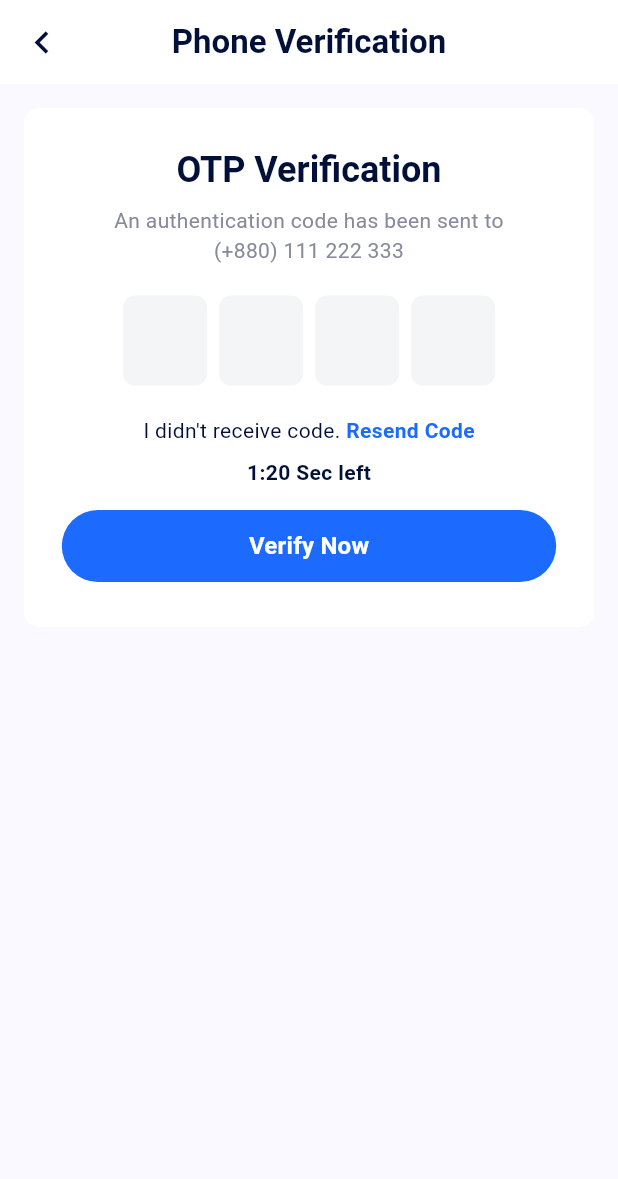
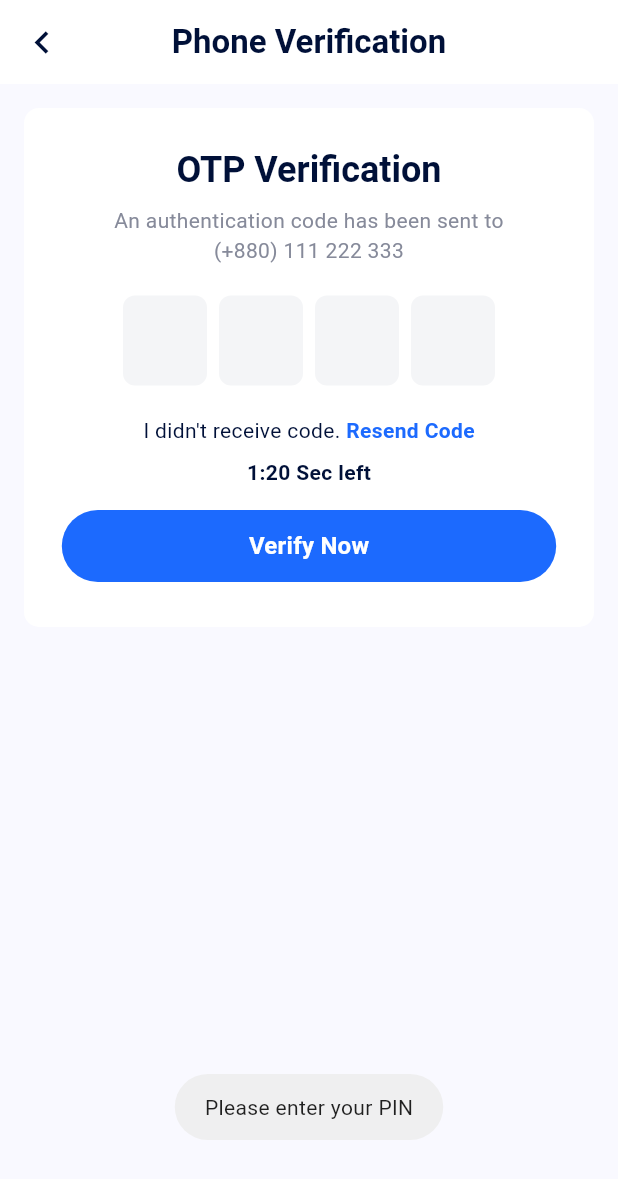
Before and after one commit to rishiakbari/NPC, a Flutter app: the OtpScreen screen opened by its route, after a tap on "Verify Now", on a phone screen of 412 x 824 dp. Shown: the top 1179 px of the screen. Run offline on Flutter 3.47's test engine with Material 3 defaults, Android fonts, the phone set to English and light mode, and no system bars; drawn by our look-alikes of pinput; our stand-ins replace convex_bottom_bar, country_code_picker, flutter_svg, fluttertoast, get, google_fonts and 3 more; accounts and stored records are empty.

Commit message:
minor changes

```diff
--- a/lib/screens/bottom_navigation_screen.dart
+++ b/lib/screens/bottom_navigation_screen.dart
@@ -1,5 +1,3 @@
-import 'dart:ffi';
-
 import 'package:convex_bottom_bar/convex_bottom_bar.dart';
 import 'package:flutter/material.dart';
 import 'package:get/get.dart';
--- a/lib/screens/change_password_screen.dart
+++ b/lib/screens/change_password_screen.dart
@@ -1,6 +1,7 @@
 import 'package:flutter/material.dart';
 import 'package:fluttertoast/fluttertoast.dart';
 import 'package:get/get.dart';
+import 'package:npc/screens/sign_up_user_screen.dart';
 import 'package:npc/widgets/custom_app_bar.dart';
 import 'package:npc/widgets/custom_rounded_button.dart';
 import 'package:npc/widgets/custom_single_child_scroll_view.dart';
@@ -107,11 +108,10 @@ class _ChangePasswordScreenState extends State<ChangePasswordScreen> {
                           if(oldPassword.text.isEmpty || password.text.isEmpty || confirmPassword.text.isEmpty){
                             Fluttertoast.showToast(
                               msg: "Please enter your password",
-                              gravity: ToastGravity.CENTER
                             );
                           }
                           else{
-                            Navigator.pushNamed(context, '/sign-up-user-screen');
+                            Navigator.pushNamed(context, SignUpUserScreen.routeName);
                           }
                         },
                       )
--- a/lib/screens/forget_password_email_code.dart
+++ b/lib/screens/forget_password_email_code.dart
@@ -1,5 +1,6 @@
 import 'package:flutter/material.dart';
 import 'package:fluttertoast/fluttertoast.dart';
+import 'package:npc/screens/change_password_screen.dart';
 import 'package:npc/widgets/custom_app_bar.dart';
 import 'package:npc/widgets/custom_single_child_scroll_view.dart';
 import 'package:pinput/pinput.dart';
@@ -105,12 +106,11 @@ class _ForgetPasswordEmailCodeScreenState extends State<ForgetPasswordEmailCodeS
                             setState(() {
                               Fluttertoast.showToast(
                                 msg: "Please enter your code",
-                                gravity: ToastGravity.CENTER,
                               );
                             });
                            }
                            else{
-                             Navigator.pushNamed(context, '/change-password-screen');
+                             Navigator.pushNamed(context, ChangePasswordScreen.routeName);
                            }
                           },
                         )
--- a/lib/screens/forget_password_email_sent.dart
+++ b/lib/screens/forget_password_email_sent.dart
@@ -1,5 +1,6 @@
 import 'package:flutter/material.dart';
 import 'package:fluttertoast/fluttertoast.dart';
+import 'package:npc/screens/forget_password_email_code.dart';
 import 'package:npc/widgets/custom_app_bar.dart';
 import 'package:npc/widgets/custom_rounded_button.dart';
 import 'package:npc/widgets/custom_single_child_scroll_view.dart';
@@ -70,11 +71,10 @@ class _ForgetPasswordEmailSentScreenState extends State<ForgetPasswordEmailSentS
                          if(emailController.text.isEmpty){
                           Fluttertoast.showToast(
                             msg: "Please enter your email",
-                            gravity: ToastGravity.CENTER
                           );
                          }
                          else{
-                           Navigator.pushNamed(context,  '/forget-password-email-code-screen');
+                           Navigator.pushNamed(context,  ForgetPasswordEmailCodeScreen.routeName);
                          }
                         },
                       )
--- a/lib/screens/mail_screen.dart
+++ b/lib/screens/mail_screen.dart
@@ -1,4 +1,6 @@
 import 'package:flutter/material.dart';
+
+import '../utils/colorz.dart';
 
 class MailScreen extends StatefulWidget {
   const MailScreen({super.key});
@@ -10,6 +12,8 @@ class MailScreen extends StatefulWidget {
 class _MailScreenState extends State<MailScreen> {
   @override
   Widget build(BuildContext context) {
-    return const Placeholder();
+    return Scaffold(
+      backgroundColor: Colorz.screenBackground,
+    );
   }
 }
--- a/lib/screens/otp_screen.dart
+++ b/lib/screens/otp_screen.dart
@@ -1,4 +1,6 @@
 import 'package:flutter/material.dart';
+import 'package:fluttertoast/fluttertoast.dart';
+import 'package:npc/screens/bottom_navigation_screen.dart';
 import 'package:npc/widgets/custom_app_bar.dart';
 import 'package:npc/widgets/custom_rounded_button.dart';
 import 'package:npc/widgets/custom_single_child_scroll_view.dart';
@@ -46,6 +48,7 @@ class _OtpScreenState extends State<OtpScreen> {
       border: Border.all(color: Colors.transparent)
     )
   );
+  final TextEditingController pinput = TextEditingController();
   @override
   Widget build(BuildContext context) {
     return Scaffold(
@@ -88,6 +91,7 @@ class _OtpScreenState extends State<OtpScreen> {
                         margin: const EdgeInsets.only(top: 20),
                         width: double.infinity,
                         child: Pinput(
+                          controller: pinput,
                           length: 4,
                           defaultPinTheme: defaultPinTheme,
                           focusedPinTheme: defaultPinTheme.copyWith(
@@ -131,7 +135,18 @@ class _OtpScreenState extends State<OtpScreen> {
                       RoundedButtonWidget(
                         text: "Verify Now",
                         textColor: Colorz.simpleText,
-                        onPressed: () {},
+                        onPressed: () {
+                          if(pinput.text.isEmpty){
+                            setState(() {
+                              Fluttertoast.showToast(
+                                msg: "Please enter your PIN",
+                              );
+                            });
+                          }
+                          else{
+                            Navigator.pushReplacementNamed(context, BottomNavigationBarScreen.routeName);
+                          }
+                        },
                       )
                     ],
                   ),
--- a/lib/screens/sign_up_user_screen.dart
+++ b/lib/screens/sign_up_user_screen.dart
@@ -1,5 +1,6 @@
 import 'package:flutter/material.dart';
 import 'package:fluttertoast/fluttertoast.dart';
+import 'package:npc/screens/success_screen.dart';
 import 'package:npc/widgets/custom_app_bar.dart';
 import 'package:npc/widgets/custom_rounded_button.dart';
 import 'package:npc/widgets/custom_single_child_scroll_view.dart';
@@ -113,17 +114,15 @@ class _SignUpUserScreenState extends State<SignUpUserScreen> {
                             ){
                               Fluttertoast.showToast(
                                 msg: "Please enter your required fields",
-                                gravity: ToastGravity.CENTER
                               );
                           }
                           else if (!_checkbox){
                             Fluttertoast.showToast(
                               msg: "Please check the Privacy Policy",
-                              gravity: ToastGravity.CENTER
                             );
                           }
                           else{
-                            Navigator.pushNamed(context, '/success-screen');
+                            Navigator.pushNamed(context, SuccessScreen.routeName);
                           }
                         },
                       ),
--- a/lib/screens/subtitle_screen.dart
+++ b/lib/screens/subtitle_screen.dart
@@ -1,4 +1,6 @@
 import 'package:flutter/material.dart';
+
+import '../utils/colorz.dart';
 
 class SubtitalScreen extends StatefulWidget {
   const SubtitalScreen({super.key});
@@ -10,6 +12,8 @@ class SubtitalScreen extends StatefulWidget {
 class _SubtitalScreenState extends State<SubtitalScreen> {
   @override
   Widget build(BuildContext context) {
-    return const Placeholder();
+    return Scaffold(
+      backgroundColor: Colorz.screenBackground,
+    );
   }
 }
--- a/lib/screens/success_screen.dart
+++ b/lib/screens/success_screen.dart
@@ -1,5 +1,6 @@
 import 'package:flutter/material.dart';
 import 'package:lottie/lottie.dart';
+import 'package:npc/screens/bottom_navigation_screen.dart';
 import 'package:npc/widgets/custom_rounded_button.dart';
 import 'package:npc/widgets/custom_single_child_scroll_view.dart';
 
@@ -68,7 +69,7 @@ class _SuccessScreenState extends State<SuccessScreen> {
                           text: "Take me to sign in",
                           textColor: Colorz.simpleText,
                           onPressed: () {
-                            Navigator.pushNamed(context, '/bottom-navigation-bar-screen');
+                            Navigator.pushNamed(context, BottomNavigationBarScreen.routeName);
                           },
                         )
                       ],
--- a/lib/screens/user_screen.dart
+++ b/lib/screens/user_screen.dart
@@ -1,4 +1,6 @@
 import 'package:flutter/material.dart';
+
+import '../utils/colorz.dart';
 
 class UserScreen extends StatefulWidget {
   const UserScreen({super.key});
@@ -10,6 +12,8 @@ class UserScreen extends StatefulWidget {
 class _UserScreenState extends State<UserScreen> {
   @override
   Widget build(BuildContext context) {
-    return const Placeholder();
+    return Scaffold(
+      backgroundColor: Colorz.screenBackground,
+    );
   }
 }
```
Also changed, not shown: lib/screens/plus_screen.dart (+12 -7 lines).
